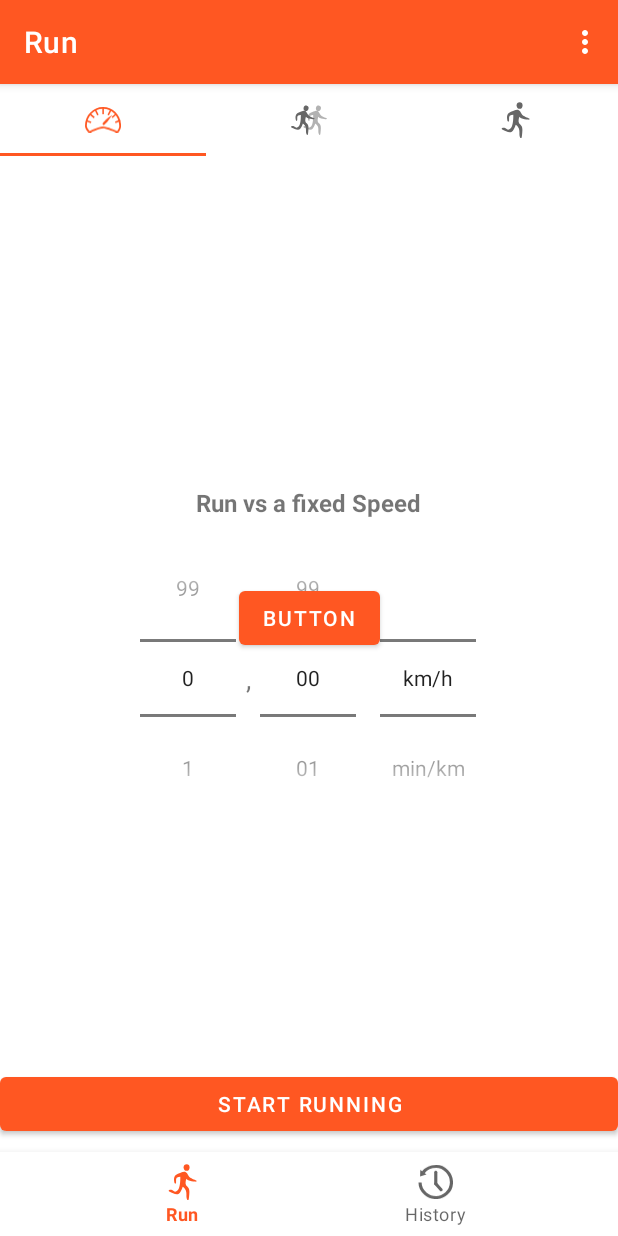
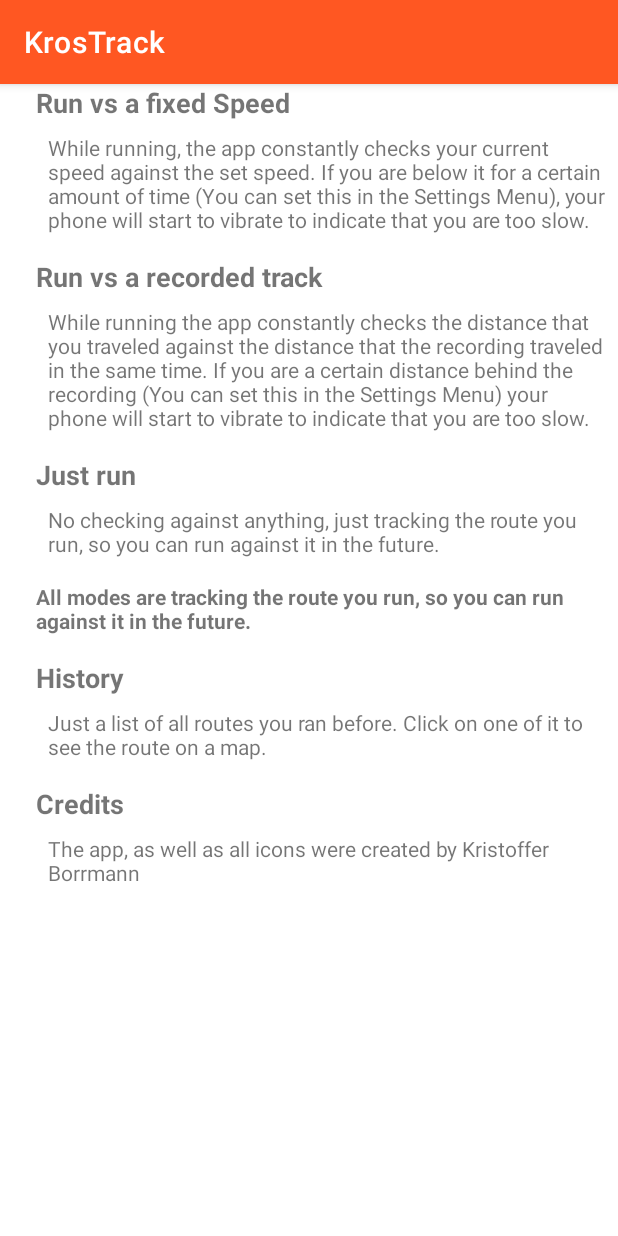
Before and after one commit to Krostiffer/KrosTrack, an Android app: the screen it shows after launch (MainActivity before the commit, Help after it), in the options menu, after a tap on "Help", on a phone screen of 412 x 824 dp. Run offline under Robolectric (Android 15) with nearby library versions, the phone set to English and light mode, and no system bars; our stand-ins replace Room's generated code, navigation-ui.

```diff
--- a/app/src/main/AndroidManifest.xml
+++ b/app/src/main/AndroidManifest.xml
@@ -20,9 +20,10 @@
         android:screenOrientation="portrait"
         android:supportsRtl="true"
         android:theme="@style/Theme.KrosTrack">
+        <activity android:name=".ui.Help" />
         <activity
             android:name=".ui.SettingsActivity"
-            android:label="@string/title_activity_settings"></activity>
+            android:label="@string/title_activity_settings" />
         <!--
              The API key for Google Maps-based APIs is defined as a string resource.
              (See the file "res/values/google_maps_api.xml").
--- a/app/src/main/java/com/krostiffer/krostrack/MainActivity.kt
+++ b/app/src/main/java/com/krostiffer/krostrack/MainActivity.kt
@@ -1,34 +1,22 @@
 package com.krostiffer.krostrack
 
-import android.content.Context
-import android.content.ContextWrapper
 import android.content.Intent
 import android.content.SharedPreferences
 import android.content.res.Configuration
 import android.os.Bundle
 import android.os.LocaleList
-import android.util.Log
-import android.view.LayoutInflater
 import android.view.Menu
 import android.view.MenuItem
-import android.widget.Toast
 import androidx.appcompat.app.AppCompatActivity
 import androidx.appcompat.view.ContextThemeWrapper
-import androidx.fragment.app.Fragment
-import androidx.fragment.app.FragmentManager
-import androidx.fragment.app.FragmentTransaction
 import androidx.navigation.findNavController
 import androidx.navigation.ui.AppBarConfiguration
 import androidx.navigation.ui.setupActionBarWithNavController
 import androidx.navigation.ui.setupWithNavController
-import androidx.preference.ListPreference
-import androidx.preference.PreferenceManager
 import androidx.room.Room
 import com.google.android.material.bottomnavigation.BottomNavigationView
-import com.google.android.material.internal.ContextUtils
-import com.krostiffer.krostrack.Service.RunNotificationService
 import com.krostiffer.krostrack.database.LocationDatabase
-import com.krostiffer.krostrack.databinding.ActivityMainBinding.inflate
+import com.krostiffer.krostrack.ui.Help
 import com.krostiffer.krostrack.ui.SettingsActivity
 import java.util.*
 
@@ -86,16 +74,16 @@ class MainActivity : AppCompatActivity() {
         menuInflater.inflate(R.menu.dotmenu, menu)
         return true
     }
-    //three dot menu Options (currently does nothing but making a Toast notification)
+    //three dot menu Options: Öffnet die Hilfeseite oder die Einstellungen
     override fun onOptionsItemSelected(item: MenuItem): Boolean {
         return when (item.itemId) {
             R.id.menuhelp -> {
-                Toast.makeText(applicationContext, "click on help", Toast.LENGTH_LONG).show()
 
+                startHelp()
                 true
             }
             R.id.menusettings ->{
-                Toast.makeText(applicationContext, "click on settings", Toast.LENGTH_LONG).show()
+
                 startSettings()
                 true
             }
@@ -105,11 +93,13 @@ class MainActivity : AppCompatActivity() {
 
     fun startSettings() {
         val intent = Intent(this, SettingsActivity::class.java)
-
         startActivity(intent)
-
     }
 
+    fun startHelp() {
+        val intent = Intent(this, Help::class.java)
+        startActivity(intent)
+    }
 
     fun updateConfig(wrapper: ContextThemeWrapper, dLocale: Locale) {
 
--- /dev/null
+++ b/app/src/main/java/com/krostiffer/krostrack/ui/Help.kt
@@ -0,0 +1,12 @@
+package com.krostiffer.krostrack.ui
+
+import androidx.appcompat.app.AppCompatActivity
+import android.os.Bundle
+import com.krostiffer.krostrack.R
+
+class Help : AppCompatActivity() {
+    override fun onCreate(savedInstanceState: Bundle?) {
+        super.onCreate(savedInstanceState)
+        setContentView(R.layout.activity_help)
+    }
+}
--- /dev/null
+++ b/app/src/main/res/layout/activity_help.xml
@@ -0,0 +1,130 @@
+<?xml version="1.0" encoding="utf-8"?>
+<androidx.constraintlayout.widget.ConstraintLayout xmlns:android="http://schemas.android.com/apk/res/android"
+    xmlns:app="http://schemas.android.com/apk/res-auto"
+    xmlns:tools="http://schemas.android.com/tools"
+    android:layout_width="match_parent"
+    android:layout_height="match_parent"
+    tools:context=".ui.Help">
+
+
+    <ScrollView
+        android:layout_width="match_parent"
+        android:layout_height="0dp"
+        android:layout_marginStart="24dp"
+        android:layout_marginBottom="16dp"
+        app:layout_constraintBottom_toBottomOf="parent"
+        app:layout_constraintEnd_toEndOf="parent"
+        app:layout_constraintHorizontal_bias="0.0"
+        app:layout_constraintStart_toStartOf="parent"
+        app:layout_constraintTop_toTopOf="parent"
+        app:layout_constraintVertical_bias="1.0">
+
+        <LinearLayout
+            android:id="@+id/history_layout"
+            android:layout_width="match_parent"
+            android:layout_height="wrap_content"
+            android:orientation="vertical">
+
+            <TextView
+                android:layout_width="wrap_content"
+                android:layout_height="wrap_content"
+                android:text="@string/run_vs_time"
+                android:textAlignment="textStart"
+                android:textAllCaps="false"
+                android:textSize="18sp"
+                android:textStyle="bold"
+                android:typeface="normal"
+                app:layout_constraintStart_toStartOf="parent"
+                app:layout_constraintTop_toTopOf="parent" />
+
+            <TextView
+                android:layout_width="wrap_content"
+                android:layout_height="wrap_content"
+                android:layout_marginStart="8dp"
+                android:layout_marginTop="8dp"
+                android:layout_marginEnd="8dp"
+                android:text="@string/helpPageText_fixed"
+                android:textAllCaps="false" />
+
+            <TextView
+                android:layout_width="wrap_content"
+                android:layout_height="wrap_content"
+                android:layout_marginTop="16dp"
+                android:text="@string/run_vs_self"
+                android:textAlignment="textStart"
+                android:textSize="18sp"
+                android:textStyle="bold" />
+
+            <TextView
+                android:layout_width="wrap_content"
+                android:layout_height="wrap_content"
+                android:layout_marginStart="8dp"
+                android:layout_marginTop="8dp"
+                android:layout_marginEnd="8dp"
+                android:text="@string/helpPageText_vs" />
+
+            <TextView
+                android:layout_width="wrap_content"
+                android:layout_height="wrap_content"
+                android:layout_marginTop="16dp"
+                android:text="@string/just_run_short"
+                android:textAlignment="textStart"
+                android:textSize="18sp"
+                android:textStyle="bold" />
+
+            <TextView
+                android:layout_width="wrap_content"
+                android:layout_height="wrap_content"
+                android:layout_marginStart="8dp"
+                android:layout_marginTop="8dp"
+                android:layout_marginEnd="8dp"
+                android:text="@string/helpPageText_justRun" />
+
+            <TextView
+
+                android:layout_width="wrap_content"
+                android:layout_height="wrap_content"
+
+                android:layout_marginTop="16dp"
+                android:layout_marginEnd="8dp"
+                android:text="@string/helpPageText_allModesTrack"
+                android:textStyle="bold" />
+
+            <TextView
+                android:layout_width="wrap_content"
+                android:layout_height="wrap_content"
+                android:layout_marginTop="16dp"
+                android:text="@string/title_routes"
+                android:textAlignment="textStart"
+                android:textSize="18sp"
+                android:textStyle="bold" />
+
+            <TextView
+                android:layout_width="wrap_content"
+                android:layout_height="wrap_content"
+                android:layout_marginStart="8dp"
+                android:layout_marginTop="8dp"
+                android:layout_marginEnd="8dp"
+                android:text="@string/helpPageText_History" />
+
+            <TextView
+                android:layout_width="wrap_content"
+                android:layout_height="wrap_content"
+                android:layout_marginTop="16dp"
+                android:text="@string/credits"
+                android:textAlignment="textStart"
+                android:textSize="18sp"
+                android:textStyle="bold" />
+
+            <TextView
+                android:layout_width="wrap_content"
+                android:layout_height="wrap_content"
+                android:layout_marginStart="8dp"
+                android:layout_marginTop="8dp"
+                android:layout_marginEnd="8dp"
+                android:text="@string/helpPageText_Credits" />
+        </LinearLayout>
+    </ScrollView>
+
+
+</androidx.constraintlayout.widget.ConstraintLayout>
--- a/app/src/main/res/values/strings.xml
+++ b/app/src/main/res/values/strings.xml
@@ -44,5 +44,12 @@
     <string name="vs_header">Vs Recording Run Settings</string>
     <string name="phone_language">Phone language</string>
     <string name="choose_valid_number">Choose a valid number</string>
-    <!-- TODO: Remove or change this placeholder text -->
+    <string name="helpPageText_fixed">While running, the app constantly checks your current speed against the set speed. If you are below it for a certain amount of time (You can set this in the Settings Menu), your phone will start to vibrate to indicate that you are too slow.</string>
+    <string name="helpPageText_vs">While running the app constantly checks the distance that you traveled against the distance that the recording traveled in the same time. If you are a certain distance behind the recording (You can set this in the Settings Menu) your phone will start to vibrate to indicate that you are too slow.</string>
+    <string name="helpPageText_justRun">No checking against anything, just tracking the route you run, so you can run against it in the future.</string>
+    <string name="helpPageText_History">Just a list of all routes you ran before. Click on one of it to see the route on a map.</string>
+    <string name="helpPageText_Credits">The app, as well as all icons were created by Kristoffer Borrmann</string>
+    <string name="just_run_short">Just run</string>
+    <string name="helpPageText_allModesTrack">All modes are tracking the route you run, so you can run against it in the future.</string>
+    <string name="credits">Credits</string>
 </resources>
```
Also changed, not shown: 1 other file.
